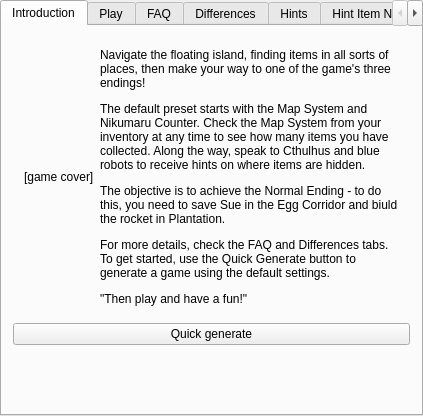
The window that randovania/gui/ui_files/games_tab_cavestory_widget.ui (randovania/randovania) describes before a commit, drawn with Qt 5.
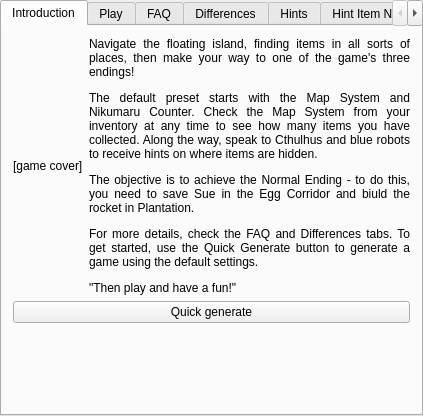
The same window after the commit. Custom widgets are drawn as their Qt base class.

Commit message:
Adjustments to the game introduction
- Justify the introduction
- Replace horizontal widget with just a layout, improving size propagation and reducing borders

The edit to the form file:
```diff
--- a/randovania/gui/ui_files/games_tab_cavestory_widget.ui
+++ b/randovania/gui/ui_files/games_tab_cavestory_widget.ui
@@ -19,14 +19,7 @@
    </attribute>
    <layout class="QVBoxLayout" name="intro_layout">
     <item>
-     <widget class="QWidget" name="horizontalWidget" native="true">
-      <property name="minimumSize">
-       <size>
-        <width>0</width>
-        <height>0</height>
-       </size>
-      </property>
-      <layout class="QHBoxLayout" name="horizontalLayout">
+     <layout class="QHBoxLayout" name="intro_cover_layout">
        <item>
         <widget class="QLabel" name="game_cover_label">
          <property name="text">
@@ -43,7 +36,7 @@
           </sizepolicy>
          </property>
          <property name="text">
-          <string>&lt;html&gt;&lt;head/&gt;&lt;body&gt;&lt;p&gt;Navigate the floating island, finding items in all sorts of places, then make your way to one of the game's three endings! &lt;/p&gt;&lt;p&gt;The default preset starts with the Map System and Nikumaru Counter. Check the Map System from your inventory at any time to see how many items you have collected. Along the way, speak to Cthulhus and blue robots to receive hints on where items are hidden. &lt;/p&gt;&lt;p&gt;The objective is to achieve the Normal Ending - to do this, you need to save Sue in the Egg Corridor and biuld the rocket in Plantation. &lt;/p&gt;&lt;p&gt;For more details, check the FAQ and Differences tabs. To get started, use the Quick Generate button to generate a game using the default settings.&lt;/p&gt;&lt;p&gt;&amp;quot;Then play and have a fun!&amp;quot;&lt;/p&gt;&lt;/body&gt;&lt;/html&gt;</string>
+         <string>&lt;html&gt;&lt;head/&gt;&lt;body&gt;&lt;p align=&quot;justify&quot;&gt;Navigate the floating island, finding items in all sorts of places, then make your way to one of the game's three endings! &lt;/p&gt;&lt;p align=&quot;justify&quot;&gt;The default preset starts with the Map System and Nikumaru Counter. Check the Map System from your inventory at any time to see how many items you have collected. Along the way, speak to Cthulhus and blue robots to receive hints on where items are hidden. &lt;/p&gt;&lt;p align=&quot;justify&quot;&gt;The objective is to achieve the Normal Ending - to do this, you need to save Sue in the Egg Corridor and biuld the rocket in Plantation. &lt;/p&gt;&lt;p align=&quot;justify&quot;&gt;For more details, check the FAQ and Differences tabs. To get started, use the Quick Generate button to generate a game using the default settings.&lt;/p&gt;&lt;p align=&quot;justify&quot;&gt;&amp;quot;Then play and have a fun!&amp;quot;&lt;/p&gt;&lt;/body&gt;&lt;/html&gt;</string>
          </property>
          <property name="wordWrap">
           <bool>true</bool>
@@ -51,7 +44,6 @@
         </widget>
        </item>
       </layout>
-     </widget>
     </item>
     <item>
      <widget class="QPushButton" name="quick_generate_button">
```
Left out of the diff: 12 changed lines with no effect on the pictures. Lines whose indentation alone changed are shown as unchanged. The commit also changes 7 other files.
